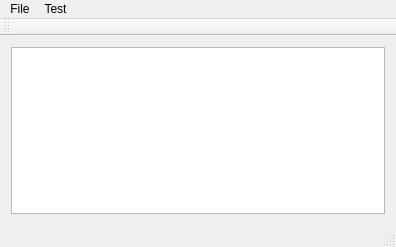
This is WTCLocalServer/wtcmainwindow.ui in fenixnix/Causation-Chain as Qt 5 draws it before an edit. The edited form follows.
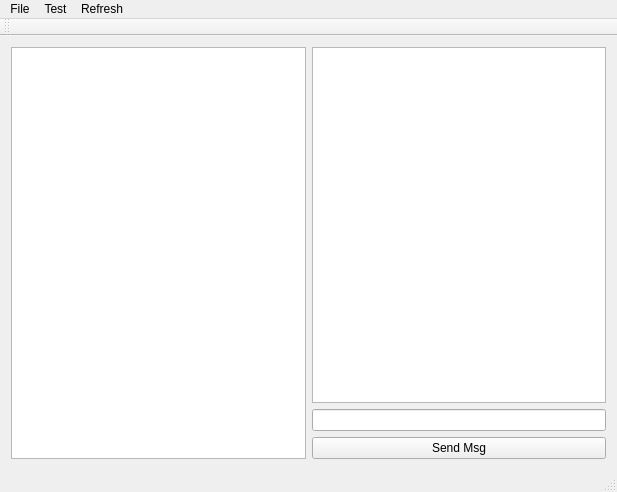
This is the edited form.

The edit to the form file:
```diff
--- a/WTCLocalServer/wtcmainwindow.ui
+++ b/WTCLocalServer/wtcmainwindow.ui
@@ -6,17 +6,34 @@
    <rect>
     <x>0</x>
     <y>0</y>
-    <width>396</width>
-    <height>247</height>
+    <width>617</width>
+    <height>492</height>
    </rect>
   </property>
   <property name="windowTitle">
    <string>WTCMainWindow</string>
   </property>
   <widget class="QWidget" name="centralWidget">
-   <layout class="QVBoxLayout" name="verticalLayout">
+   <layout class="QHBoxLayout" name="horizontalLayout">
     <item>
-     <widget class="QPlainTextEdit" name="plainTextEdit"/>
+     <widget class="QListWidget" name="listWidget"/>
+    </item>
+    <item>
+     <layout class="QVBoxLayout" name="verticalLayout">
+      <item>
+       <widget class="QPlainTextEdit" name="plainTextEdit"/>
+      </item>
+      <item>
+       <widget class="QLineEdit" name="lineEditMsg"/>
+      </item>
+      <item>
+       <widget class="QPushButton" name="sendMsgBtn">
+        <property name="text">
+         <string>Send Msg</string>
+        </property>
+       </widget>
+      </item>
+     </layout>
     </item>
    </layout>
   </widget>
@@ -25,7 +42,7 @@
     <rect>
      <x>0</x>
      <y>0</y>
-     <width>396</width>
+     <width>617</width>
      <height>25</height>
     </rect>
    </property>
@@ -41,8 +58,15 @@
     <addaction name="actionSend_Causue"/>
     <addaction name="actionSend_Result"/>
    </widget>
+   <widget class="QMenu" name="menuRefresh">
+    <property name="title">
+     <string>Refresh</string>
+    </property>
+    <addaction name="actionRefresh"/>
+   </widget>
    <addaction name="menuFile"/>
    <addaction name="menuTest"/>
+   <addaction name="menuRefresh"/>
   </widget>
   <widget class="QToolBar" name="mainToolBar">
    <attribute name="toolBarArea">
```
Left out of the diff: 5 changed lines with no effect on the pictures.
